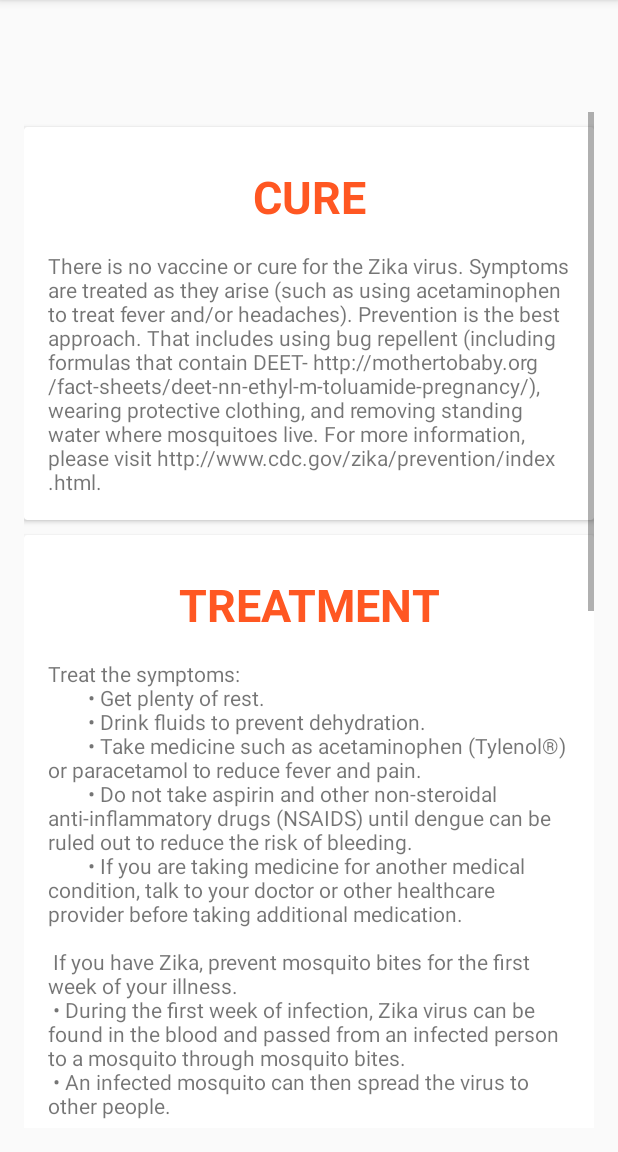
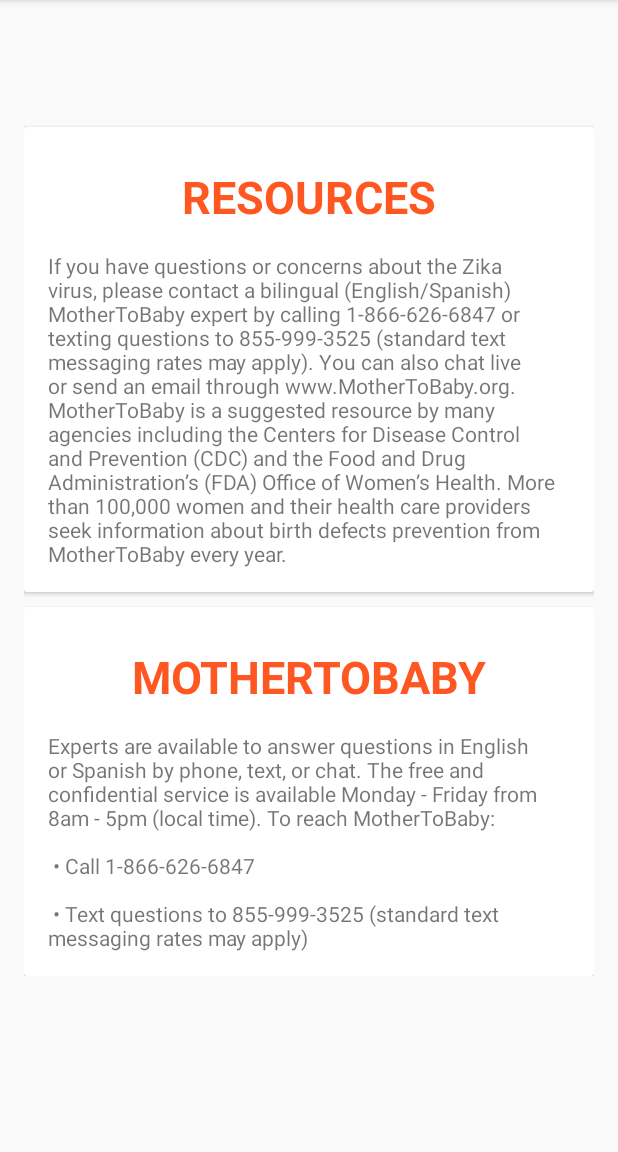
Before and after one commit to adao1123/BeZikaFree, an Android app: the fragment OtherFragment placed in its activity, on a phone screen of 412 x 824 dp, the part 84-1236 px from its top. Run offline under Robolectric (Android 15) with nearby library versions, the phone set to English and light mode, and no system bars.

Commit message:
Finished Other Resources Fragment

```diff
--- a/BeZikaFree/app/src/main/java/com/example/bezikafree/fragments/OtherFragment.java
+++ b/BeZikaFree/app/src/main/java/com/example/bezikafree/fragments/OtherFragment.java
@@ -16,7 +16,7 @@
     @Nullable
     @Override
     public View onCreateView(LayoutInflater inflater, ViewGroup container, Bundle savedInstanceState) {
-        View v = inflater.inflate(R.layout.frag_treatment_cure,container,false);
+        View v = inflater.inflate(R.layout.frag_other,container,false);
         return v;
     }
 
--- a/BeZikaFree/app/src/main/res/layout/frag_other.xml
+++ b/BeZikaFree/app/src/main/res/layout/frag_other.xml
@@ -1,6 +1,92 @@
 <?xml version="1.0" encoding="utf-8"?>
-<LinearLayout xmlns:android="http://schemas.android.com/apk/res/android"
-    android:orientation="vertical" android:layout_width="match_parent"
-    android:layout_height="match_parent">
+<ScrollView xmlns:android="http://schemas.android.com/apk/res/android"
+    xmlns:app="http://schemas.android.com/apk/res-auto"
+    android:orientation="vertical"
+    android:layout_width="match_parent"
+    android:layout_height="match_parent"
+    android:padding="@dimen/standard">
 
-</LinearLayout>
+    <LinearLayout
+        android:layout_width="match_parent"
+        android:layout_height="match_parent"
+        android:orientation="vertical">
+
+
+
+        <android.support.v7.widget.CardView
+            android:layout_width="match_parent"
+            android:layout_height="wrap_content"
+            android:elevation="8dp"
+            app:cardCornerRadius="2dp"
+            android:padding="@dimen/standard"
+            android:layout_marginTop="@dimen/margin_top"
+            >
+
+            <LinearLayout
+                android:layout_width="match_parent"
+                android:layout_height="wrap_content"
+                android:orientation="vertical"
+                android:padding="@dimen/standard">
+
+                <TextView
+                    android:layout_width="match_parent"
+                    android:layout_height="wrap_content"
+                    android:textAlignment="center"
+                    android:textStyle="bold"
+                    android:textColor="@color/colorAccent"
+                    android:textAllCaps="true"
+                    android:textSize="30sp"
+                    android:text="@string/treatment_other_resources_title"
+                    android:layout_marginBottom="@dimen/standard"
+                    android:layout_marginTop="@dimen/margin_top"/>
+
+                <TextView
+                    android:layout_width="match_parent"
+                    android:layout_height="wrap_content"
+                    android:text="@string/treatment_other_resources_text"/>
+
+            </LinearLayout>
+        </android.support.v7.widget.CardView>
+
+
+
+
+
+        <android.support.v7.widget.CardView
+            android:layout_width="match_parent"
+            android:layout_height="wrap_content"
+            android:elevation="8dp"
+            app:cardCornerRadius="2dp"
+            android:padding="@dimen/standard"
+            android:layout_marginTop="@dimen/margin_top"
+            >
+
+            <LinearLayout
+                android:layout_width="match_parent"
+                android:layout_height="wrap_content"
+                android:orientation="vertical"
+                android:padding="@dimen/standard">
+
+                <TextView
+                    android:layout_width="match_parent"
+                    android:layout_height="wrap_content"
+                    android:textAlignment="center"
+                    android:textStyle="bold"
+                    android:textColor="@color/colorAccent"
+                    android:textAllCaps="true"
+                    android:textSize="30sp"
+                    android:text="@string/treatment_other_resources_motherToBaby_title"
+                    android:layout_marginBottom="@dimen/standard"
+                    android:layout_marginTop="@dimen/margin_top"/>
+
+                <TextView
+                    android:layout_width="match_parent"
+                    android:layout_height="wrap_content"
+                    android:text="@string/treatment_other_resources_motherToBaby_text" />
+
+            </LinearLayout>
+        </android.support.v7.widget.CardView>
+
+
+    </LinearLayout>
+</ScrollView>
--- a/BeZikaFree/app/src/main/res/values/strings.xml
+++ b/BeZikaFree/app/src/main/res/values/strings.xml
@@ -57,6 +57,10 @@
     <string name="treatment_tests_text">Doctors can order the $500 test through Quest, which says it can get results three to five days after it arrives. \n\n Uninsured patient price of $120 for patients who lack health insurance and whose providers have verified their patient is eligible.\n\n At this time, the CDC and some state and territorial health departments are the only laboratories able to detect a current infection. Private laboratories are working on offering the test in the near future. Available tests for detecting past infection may not be able to rule out infection with a virus similar to Zika. Guidelines for testing pregnant women can be found through state health departments.</string>
     <string name="treatment_testBabies_title">Tests for babies</string>
     <string name="treatment_testBabies_text">If a pregnant woman has laboratory evidence of Zika virus, the baby’s development can be followed closely with ultrasounds for the rest of the pregnancy. Referral to a maternal-fetal medicine or infectious disease specialist with expertise in pregnancy management is recommended.</string>
+    <string name="treatment_other_resources_title">Resources</string>
+    <string name="treatment_other_resources_text">If you have questions or concerns about the Zika virus, please contact a bilingual (English/Spanish) MotherToBaby expert by calling 1-866-626-6847 or texting questions to 855-999-3525 (standard text messaging rates may apply). You can also chat live or send an email through www.MotherToBaby.org. MotherToBaby is a suggested resource by many agencies including the Centers for Disease Control and Prevention (CDC) and the Food and Drug Administration’s (FDA) Office of Women’s Health. More than 100,000 women and their health care providers seek information about birth defects prevention from MotherToBaby every year.</string>
+    <string name="treatment_other_resources_motherToBaby_title">MotherToBaby</string>
+    <string name="treatment_other_resources_motherToBaby_text">Experts are available to answer questions in English or Spanish by phone, text, or chat. The free and confidential service is available Monday - Friday from 8am - 5pm (local time). To reach MotherToBaby:\n\n • Call 1-866-626-6847 \n\n • Text questions to 855-999-3525 (standard text messaging rates may apply)</string>
 
 
 </resources>
```
